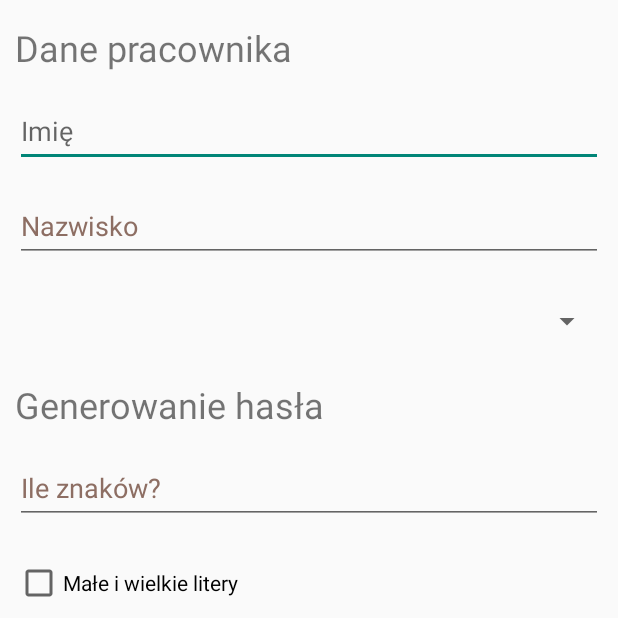
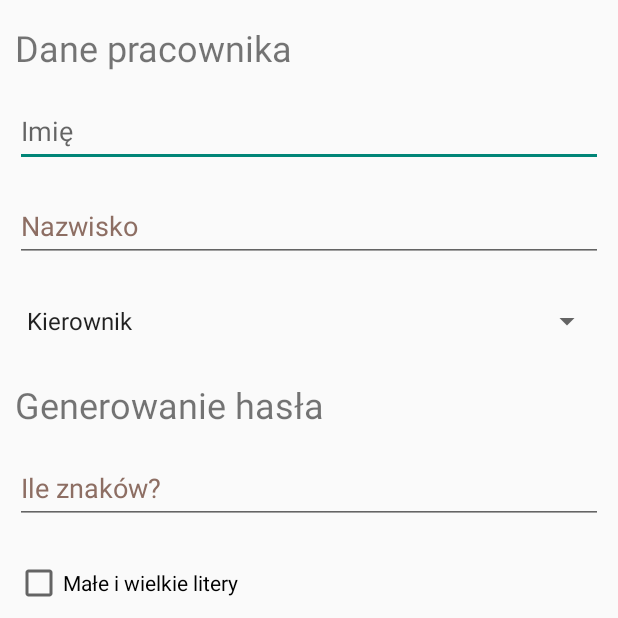
Before and after one commit to Migh4ty/BazaDanych, an Android app: the screen it shows after launch (MainActivity), after a tap on "ZATWIERDŹ", on a phone screen of 412 x 824 dp, the top half of it. Run offline under Robolectric (Android 15) with nearby library versions, the phone set to English and light mode, and no system bars.

Commit message:
Generowanie hasła

```diff
--- a/app/src/main/java/com/example/bazadanych/MainActivity.java
+++ b/app/src/main/java/com/example/bazadanych/MainActivity.java
@@ -1,14 +1,18 @@
 package com.example.bazadanych;
 
 import android.os.Bundle;
+import android.view.View;
+import android.widget.AdapterView;
+import android.widget.ArrayAdapter;
 import android.widget.Button;
 import android.widget.CheckBox;
 import android.widget.EditText;
+import android.widget.Spinner;
 import android.widget.Toast;
 import androidx.appcompat.app.AppCompatActivity;
 
 import java.util.Random;
-    public class MainActivity extends AppCompatActivity {
+    public class MainActivity extends AppCompatActivity implements AdapterView.OnItemSelectedListener {
 
     private EditText dlugoscHasla;
     private CheckBox duzeliteryCheckbox, cyfryCheckbox, specjalneznakiCheckbox;
@@ -20,6 +24,13 @@ import java.util.Random;
         super.onCreate(savedInstanceState);
         setContentView(R.layout.activity_main);
 
+        Spinner spinner = findViewById(R.id.spinner);
+        ArrayAdapter<CharSequence> adapter = ArrayAdapter.createFromResource(this, R.array.stanowisko, android.R.layout.simple_spinner_item);
+        adapter.setDropDownViewResource(android.R.layout.simple_spinner_dropdown_item);
+        spinner.setAdapter(adapter);
+        spinner.setOnItemSelectedListener(this);
+        View imiePracownika = findViewById(R.id.editTextText);
+        View nazwiskoPracownika = findViewById(R.id.editTextText2);
         dlugoscHasla = findViewById(R.id.editTextText3);
         duzeliteryCheckbox = findViewById(R.id.checkBox);
         cyfryCheckbox = findViewById(R.id.checkBox2);
@@ -34,7 +45,7 @@ import java.util.Random;
         zatwierdzButton.setOnClickListener(view -> {
             saveEmployeeData();
             resetFields();
-            Toast.makeText(MainActivity.this, danePracownikow, Toast.LENGTH_SHORT).show();
+            Toast.makeText(MainActivity.this, "Imię: " + imiePracownika.toString() + "Nazwisko: " + nazwiskoPracownika.toString(), Toast.LENGTH_SHORT).show();
         });
     }
 
@@ -78,4 +89,15 @@ import java.util.Random;
         password = "";
         danePracownikow = "";
     }
-}
+
+        @Override
+        public void onItemSelected(AdapterView<?> parent, View view, int position, long l) {
+            String text = parent.getItemAtPosition(position).toString();
+            Toast.makeText(parent.getContext(), text, Toast.LENGTH_SHORT).show();
+        }
+
+        @Override
+        public void onNothingSelected(AdapterView<?> adapterView) {
+
+        }
+    }
--- a/app/src/main/res/layout/activity_main.xml
+++ b/app/src/main/res/layout/activity_main.xml
@@ -1,6 +1,5 @@
 <?xml version="1.0" encoding="utf-8"?>
 <LinearLayout xmlns:android="http://schemas.android.com/apk/res/android"
-    xmlns:app="http://schemas.android.com/apk/res-auto"
     xmlns:tools="http://schemas.android.com/tools"
     android:layout_width="match_parent"
     android:layout_height="match_parent"
--- a/app/src/main/res/values/strings.xml
+++ b/app/src/main/res/values/strings.xml
@@ -11,4 +11,10 @@
     <string name="imie">Imię</string>
     <string name="nazwisko">Nazwisko</string>
     <string name="ile_znak_w">Ile znaków?</string>
+    <string-array name="stanowisko">
+        <item>Kierownik</item>
+        <item>Starszy programista</item>
+        <item>Młodszy programista</item>
+        <item>Tester</item>
+    </string-array>
 </resources>
```
